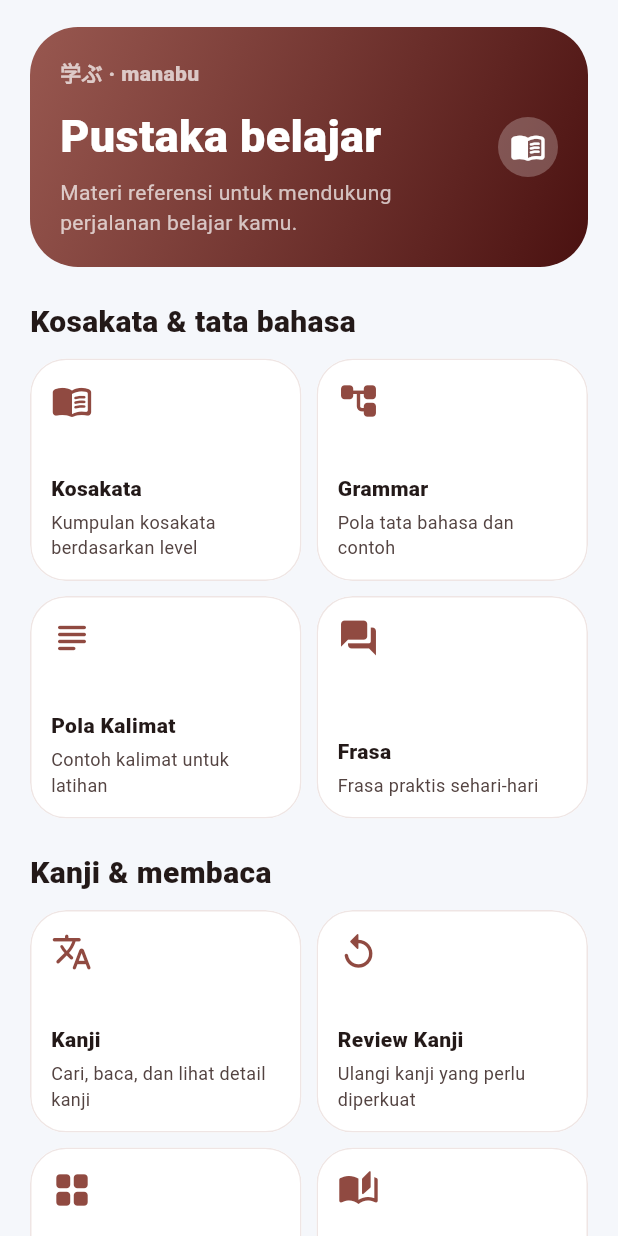
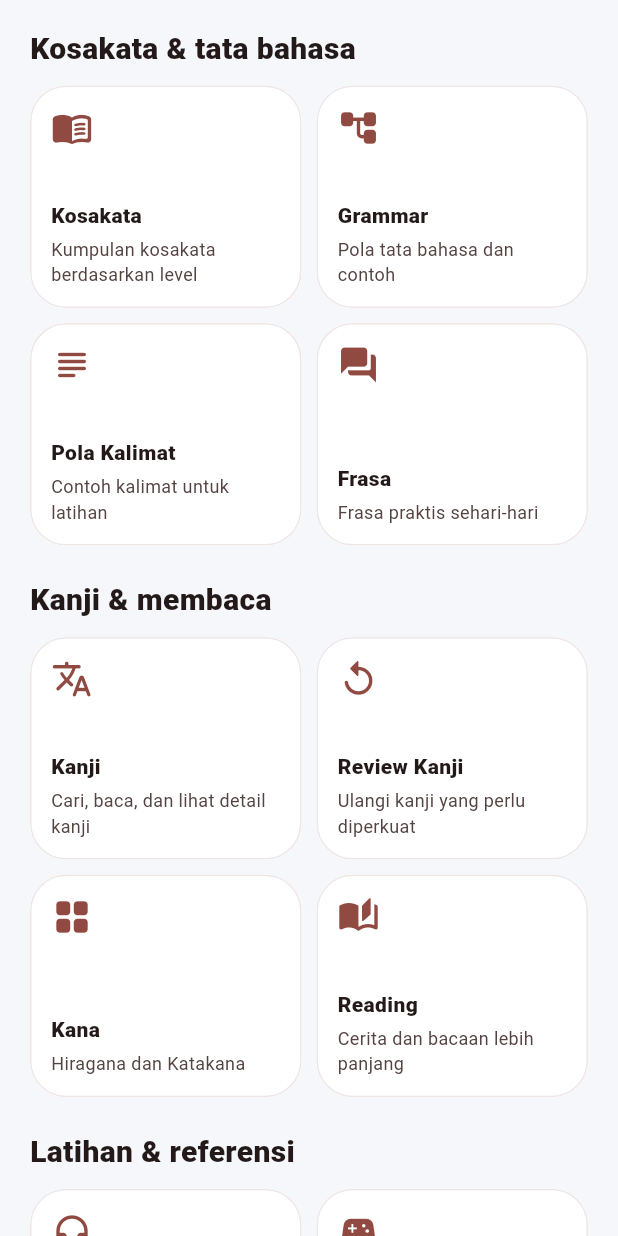
Before and after one commit to Riyadhifalsf/aplication-japanese-language-study, a Flutter app: the StudyHubScreen widget shown alone on an empty page, opened directly, on a phone screen of 412 x 824 dp. Run offline on Flutter 3.47's test engine with Material 3 defaults, Android fonts, the phone set to English and light mode, and no system bars; our stand-ins replace cloud_firestore, firebase_auth, firebase_core, flutter_local_notifications, flutter_native_splash, flutter_secure_storage and 6 more; accounts and stored records are empty; network calls fail.

Commit message:
Ganti menu Quiz Library menjadi Choukai dan hapus banner Library

```diff
--- a/lib/screens/study/study_hub_screen.dart
+++ b/lib/screens/study/study_hub_screen.dart
@@ -1,10 +1,9 @@
 import 'package:flutter/material.dart';
 
-import '../../core/app_theme.dart';
+import '../choukai/choukai_screen.dart';
 import '../counters/counter_catalog_screen.dart';
 import '../culture/culture_screen.dart';
 import '../dialogs/dialog_screen.dart';
-import '../exams/exam_hub_screen.dart';
 import '../grammar/grammar_screen.dart';
 import '../kana/kana_screen.dart';
 import '../kanji/kanji_library_screen.dart';
@@ -26,8 +25,6 @@ class StudyHubScreen extends StatelessWidget {
     return ListView(
       padding: const EdgeInsets.fromLTRB(20, 18, 20, 32),
       children: [
-        const _Header(),
-        const SizedBox(height: 22),
         _Shelf(title: 'Kosakata & tata bahasa', cards: [
           _Item('Kosakata', 'Kumpulan kosakata berdasarkan level', Icons.menu_book_rounded, const VocabularyScreen()),
           _Item('Grammar', 'Pola tata bahasa dan contoh', Icons.account_tree_rounded, const GrammarScreen()),
@@ -43,7 +40,7 @@ class StudyHubScreen extends StatelessWidget {
         ]),
         const SizedBox(height: 22),
         _Shelf(title: 'Latihan & referensi', cards: [
-          _Item('Quiz', 'Latihan soal dan custom quiz', Icons.quiz_rounded, const ExamHubScreen()),
+          _Item('Choukai', 'Latihan menyimak untuk penguasaan JLPT', Icons.headphones_rounded, const ChoukaiScreen()),
           _Item('Games', 'Latihan ringan dengan permainan', Icons.sports_esports_rounded, const GameHubScreen()),
           _Item('Dialog', 'Percakapan untuk konteks nyata', Icons.chat_bubble_rounded, const DialogScreen()),
           _Item('Budaya Jepang', 'Etika, musim, dan kebiasaan', Icons.temple_buddhist_rounded, const CultureScreen()),
@@ -60,39 +57,15 @@ class StudyHubScreen extends StatelessWidget {
   }
 }
 
-class _Header extends StatelessWidget {
-  const _Header();
-  @override
-  Widget build(BuildContext context) => Container(
-        padding: const EdgeInsets.all(20),
-        decoration: BoxDecoration(
-          borderRadius: BorderRadius.circular(32),
-          gradient: LinearGradient(
-            colors: [Theme.of(context).colorScheme.primary.withValues(alpha: .92), const Color(0xFF4A1110)],
-            begin: Alignment.topLeft,
-            end: Alignment.bottomRight,
-          ),
-        ),
-        child: const Row(children: [
-          Expanded(child: Column(crossAxisAlignment: CrossAxisAlignment.start, children: [
-            Text('学ぶ · manabu', style: TextStyle(color: Colors.white70, fontWeight: FontWeight.w800)),
-            SizedBox(height: 10),
-            Text('Pustaka belajar', style: TextStyle(color: Colors.white, fontSize: 30, fontWeight: FontWeight.w900)),
-            SizedBox(height: 6),
-            Text('Materi referensi untuk mendukung perjalanan belajar kamu.', style: TextStyle(color: Colors.white70, height: 1.4)),
-          ])),
-          SizedBox(width: 12),
-          CircleAvatar(backgroundColor: Colors.white24, child: Icon(Icons.menu_book_rounded, color: Colors.white)),
-        ]),
-      );
-}
-
 class _Shelf extends StatelessWidget {
   const _Shelf({required this.title, required this.cards});
   final String title;
   final List<_Item> cards;
+
   @override
-  Widget build(BuildContext context) => Column(crossAxisAlignment: CrossAxisAlignment.start, children: [
+  Widget build(BuildContext context) => Column(
+        crossAxisAlignment: CrossAxisAlignment.start,
+        children: [
           Text(title, style: const TextStyle(fontSize: 20, fontWeight: FontWeight.w900)),
           const SizedBox(height: 10),
           LayoutBuilder(builder: (context, constraints) {
@@ -101,11 +74,17 @@ class _Shelf extends StatelessWidget {
               shrinkWrap: true,
               physics: const NeverScrollableScrollPhysics(),
               itemCount: cards.length,
-            gridDelegate: SliverGridDelegateWithFixedCrossAxisCount(crossAxisCount: columns, crossAxisSpacing: 10, mainAxisSpacing: 10, childAspectRatio: 1.22),
+              gridDelegate: SliverGridDelegateWithFixedCrossAxisCount(
+                crossAxisCount: columns,
+                crossAxisSpacing: 10,
+                mainAxisSpacing: 10,
+                childAspectRatio: 1.22,
+              ),
               itemBuilder: (_, index) => cards[index],
             );
           }),
-      ]);
+        ],
+      );
 }
 
 class _Item extends StatelessWidget {
@@ -114,6 +93,7 @@ class _Item extends StatelessWidget {
   final String subtitle;
   final IconData icon;
   final Widget screen;
+
   @override
   Widget build(BuildContext context) => Card(
         clipBehavior: Clip.antiAlias,
@@ -121,13 +101,21 @@ class _Item extends StatelessWidget {
           onTap: () => Navigator.push(context, MaterialPageRoute(builder: (_) => screen)),
           child: Padding(
             padding: const EdgeInsets.all(14),
-            child: Column(crossAxisAlignment: CrossAxisAlignment.start, children: [
+            child: Column(
+              crossAxisAlignment: CrossAxisAlignment.start,
+              children: [
                 Icon(icon, size: 28, color: Theme.of(context).colorScheme.primary),
                 const Spacer(),
                 Text(title, maxLines: 1, overflow: TextOverflow.ellipsis, style: const TextStyle(fontWeight: FontWeight.w900)),
                 const SizedBox(height: 4),
-              Text(subtitle, maxLines: 2, overflow: TextOverflow.ellipsis, style: TextStyle(fontSize: 12, color: Theme.of(context).colorScheme.onSurfaceVariant)),
-            ]),
+                Text(
+                  subtitle,
+                  maxLines: 2,
+                  overflow: TextOverflow.ellipsis,
+                  style: TextStyle(fontSize: 12, color: Theme.of(context).colorScheme.onSurfaceVariant),
+                ),
+              ],
+            ),
           ),
         ),
       );
```
Lines whose indentation alone changed are shown as unchanged.
